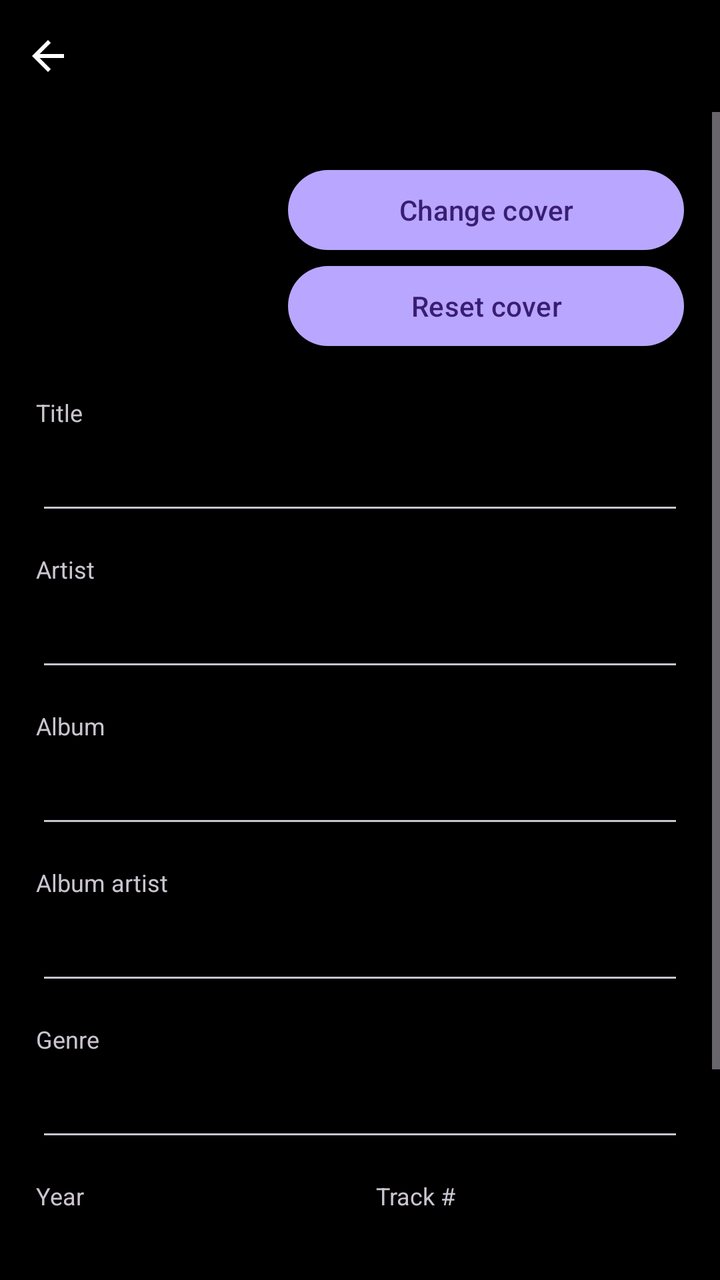
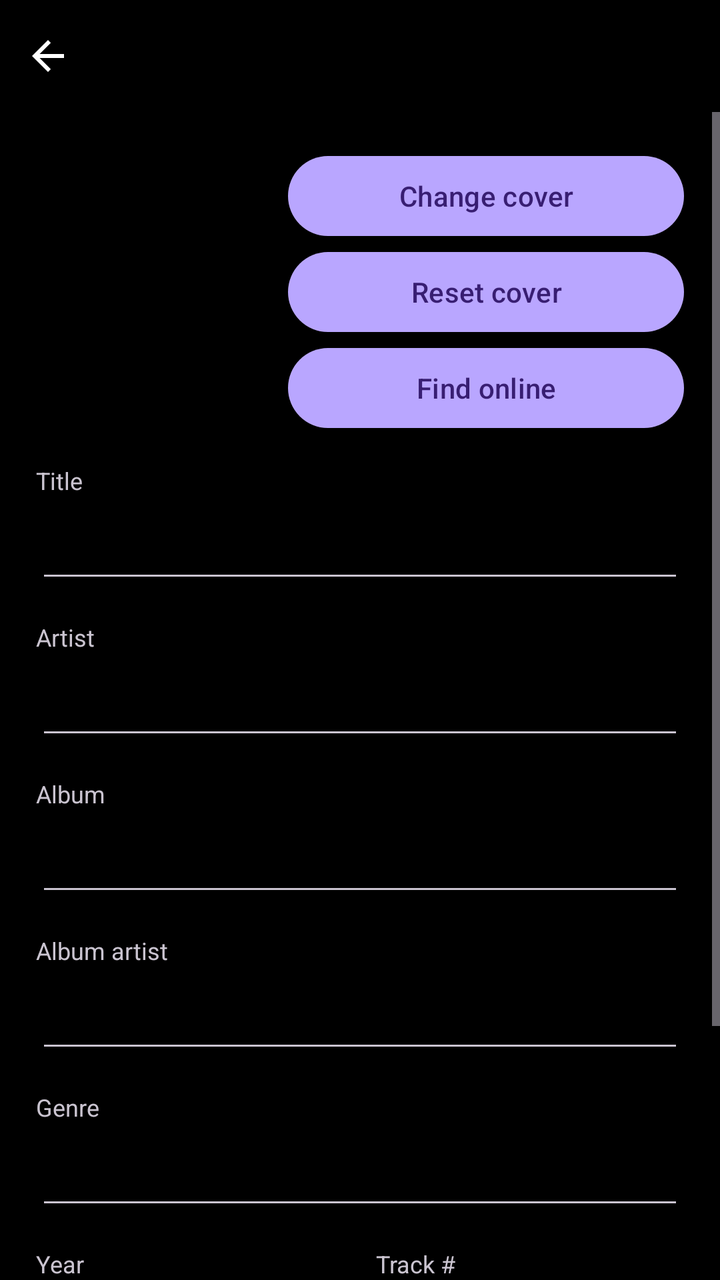

Compare the two renders of this Android layout. The source of the first and the diff that turns it into the second are given below.
<!-- AndroidManifest.xml: application theme Theme.GenZ.Dark -->
<!-- res/layout/activity_tag_editor.xml -->
<?xml version="1.0" encoding="utf-8"?>
<LinearLayout xmlns:android="http://schemas.android.com/apk/res/android"
    xmlns:app="http://schemas.android.com/apk/res-auto"
    android:id="@+id/root"
    android:layout_width="match_parent"
    android:layout_height="match_parent"
    android:orientation="vertical"
    android:tag="skin_bg">

    <include layout="@layout/view_header" />

    <ScrollView
        android:layout_width="match_parent"
        android:layout_height="0dp"
        android:layout_weight="1">

        <LinearLayout
            android:layout_width="match_parent"
            android:layout_height="wrap_content"
            android:orientation="vertical"
            android:padding="18dp">

            <LinearLayout
                android:layout_width="match_parent"
                android:layout_height="wrap_content"
                android:gravity="center_vertical"
                android:orientation="horizontal">

                <com.google.android.material.imageview.ShapeableImageView
                    android:id="@+id/tagArt"
                    android:layout_width="110dp"
                    android:layout_height="110dp"
                    android:scaleType="centerCrop"
                    app:shapeAppearanceOverlay="@style/ShapeRoundedLarge" />

                <LinearLayout
                    android:layout_width="0dp"
                    android:layout_height="wrap_content"
                    android:layout_marginStart="16dp"
                    android:layout_weight="1"
                    android:orientation="vertical">

                    <com.google.android.material.button.MaterialButton
                        android:id="@+id/tagPickArt"
                        android:layout_width="match_parent"
                        android:layout_height="wrap_content"
                        android:tag="skin_button_tonal"
                        android:text="Change cover" />

                    <com.google.android.material.button.MaterialButton
                        android:id="@+id/tagClearArt"
                        android:layout_width="match_parent"
                        android:layout_height="wrap_content"
                        android:tag="skin_button_tonal"
                        android:text="Reset cover" />
                </LinearLayout>
            </LinearLayout>

            <TextView style="@style/TagLabel" android:text="Title" />
            <EditText android:id="@+id/tagTitle" style="@style/TagField" />
            <TextView style="@style/TagLabel" android:text="Artist" />
            <EditText android:id="@+id/tagArtist" style="@style/TagField" />
            <TextView style="@style/TagLabel" android:text="Album" />
            <EditText android:id="@+id/tagAlbum" style="@style/TagField" />
            <TextView style="@style/TagLabel" android:text="Album artist" />
            <EditText android:id="@+id/tagAlbumArtist" style="@style/TagField" />
            <TextView style="@style/TagLabel" android:text="Genre" />
            <EditText android:id="@+id/tagGenre" style="@style/TagField" />

            <LinearLayout
                android:layout_width="match_parent"
                android:layout_height="wrap_content"
                android:orientation="horizontal">

                <LinearLayout
                    android:layout_width="0dp"
                    android:layout_height="wrap_content"
                    android:layout_marginEnd="8dp"
                    android:layout_weight="1"
                    android:orientation="vertical">

                    <TextView style="@style/TagLabel" android:text="Year" />
                    <EditText
                        android:id="@+id/tagYear"
                        style="@style/TagField"
                        android:inputType="number" />
                </LinearLayout>

                <LinearLayout
                    android:layout_width="0dp"
                    android:layout_height="wrap_content"
                    android:layout_marginStart="8dp"
                    android:layout_weight="1"
                    android:orientation="vertical">

                    <TextView style="@style/TagLabel" android:text="Track #" />
                    <EditText
                        android:id="@+id/tagTrack"
                        style="@style/TagField"
                        android:inputType="number" />
                </LinearLayout>
            </LinearLayout>

            <CheckBox
                android:id="@+id/tagWriteFile"
                android:layout_width="match_parent"
                android:layout_height="wrap_content"
                android:layout_marginTop="12dp"
                android:tag="skin_text"
                android:text="Also write tags into the audio file (MP3 / ID3)" />

            <TextView
                android:id="@+id/tagNote"
                android:layout_width="match_parent"
                android:layout_height="wrap_content"
                android:layout_marginTop="6dp"
                android:tag="skin_text2"
                android:text="Edits are always saved in GEN-Z's library. Writing into the file changes it for every app; Android may ask your permission."
                android:textSize="@dimen/text_12" />
        </LinearLayout>
    </ScrollView>
</LinearLayout>
<!-- res/layout/view_header.xml (included above) -->
<?xml version="1.0" encoding="utf-8"?>
<LinearLayout xmlns:android="http://schemas.android.com/apk/res/android"
    android:id="@+id/hdr"
    android:layout_width="match_parent"
    android:layout_height="@dimen/header_h"
    android:gravity="center_vertical"
    android:orientation="horizontal"
    android:tag="skin_header">

    <ImageButton
        android:id="@+id/hdrBack"
        style="@style/HeaderButton"
        android:contentDescription="Back"
        android:src="@drawable/ic_back" />

    <TextView
        android:id="@+id/hdrTitle"
        android:layout_width="0dp"
        android:layout_height="wrap_content"
        android:layout_weight="1"
        android:ellipsize="end"
        android:gravity="center"
        android:maxLines="1"
        android:tag="skin_header_text"
        android:textSize="@dimen/text_18"
        android:textStyle="bold" />

    <ImageButton
        android:id="@+id/hdrAction"
        style="@style/HeaderButton"
        android:contentDescription="Action"
        android:src="@drawable/ic_check"
        android:visibility="invisible" />
</LinearLayout>
<!-- resources referenced by this layout -->
<resources>
  <dimen name="header_h">56dp</dimen>
  <dimen name="text_12">12.0sp</dimen>
  <dimen name="text_18">18.0sp</dimen>
  <!-- drawable ic_back (drawable) -->
  <?xml version="1.0" encoding="utf-8"?>
  <vector xmlns:android="http://schemas.android.com/apk/res/android"
      android:width="24dp"
      android:height="24dp"
      android:viewportWidth="24"
      android:viewportHeight="24">
      <path
          android:fillColor="#FFFFFFFF"
          android:pathData="M20,11H7.83l5.59,-5.59L12,4l-8,8 8,8 1.41,-1.41L7.83,13H20v-2z" />
  </vector>
  <!-- drawable ic_check (drawable) -->
  <?xml version="1.0" encoding="utf-8"?>
  <vector xmlns:android="http://schemas.android.com/apk/res/android"
      android:width="24dp"
      android:height="24dp"
      android:viewportWidth="24"
      android:viewportHeight="24">
      <path
          android:fillColor="#FFFFFFFF"
          android:pathData="M9,16.17L4.83,12l-1.42,1.41L9,19 21,7l-1.41,-1.41z" />
  </vector>
  <style name="HeaderButton">
          <item name="android:layout_width">@dimen/icon_btn</item>
          <item name="android:layout_height">@dimen/icon_btn</item>
          <item name="android:background">?attr/selectableItemBackgroundBorderless</item>
          <item name="android:scaleType">center</item>
          <item name="android:tag">skin_header_icon</item>
      </style>
  <style name="ShapeRoundedLarge" parent="">
          <item name="cornerFamily">rounded</item>
          <item name="cornerSize">14dp</item>
      </style>
  <style name="TagField">
          <item name="android:layout_width">match_parent</item>
          <item name="android:layout_height">48dp</item>
          <item name="android:paddingStart">12dp</item>
          <item name="android:paddingEnd">12dp</item>
          <item name="android:singleLine">true</item>
          <item name="android:inputType">textCapWords</item>
          <item name="android:tag">skin_input</item>
      </style>
  <style name="TagLabel">
          <item name="android:layout_width">wrap_content</item>
          <item name="android:layout_height">wrap_content</item>
          <item name="android:layout_marginTop">14dp</item>
          <item name="android:textSize">@dimen/text_12</item>
          <item name="android:tag">skin_text2</item>
      </style>
  <style name="Theme.GenZ.Dark" parent="Theme.Material3.Dark.NoActionBar">
          <item name="colorPrimary">@color/neutral_primary_dark</item>
          <item name="colorSecondary">@color/neutral_primary_dark</item>
          <item name="android:windowBackground">@color/black</item>
      </style>
  <dimen name="icon_btn">48dp</dimen>
  <color name="neutral_primary_dark">#B9A6FF</color>
  <color name="black">#FF000000</color>
</resources>

<!-- the commit's change to res/layout/activity_tag_editor.xml (unified diff, before → after) -->
@@ -53,6 +53,13 @@
                         android:layout_height="wrap_content"
                         android:tag="skin_button_tonal"
                         android:text="Reset cover" />
+
+                    <com.google.android.material.button.MaterialButton
+                        android:id="@+id/tagFindOnline"
+                        android:layout_width="match_parent"
+                        android:layout_height="wrap_content"
+                        android:tag="skin_button"
+                        android:text="Find online" />
                 </LinearLayout>
             </LinearLayout>
 
